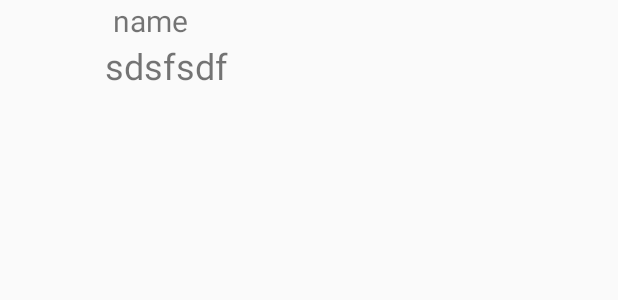
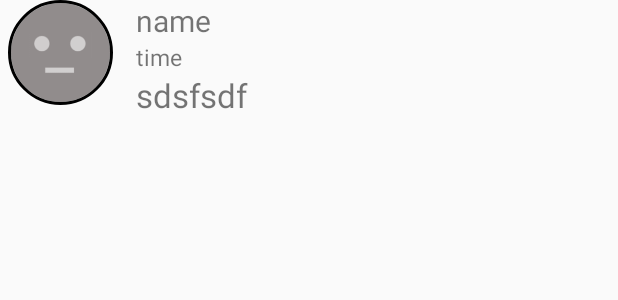
Before and after one commit to mahmoudelgamal1997/Shefaa, an Android app: the layout comment_shape.xml on its own in the app's theme, with its tools: preview values and no code run, on a phone screen of 412 x 824 dp. Shown: the top 300 px of the screen. Run offline under Robolectric (Android 15) with nearby library versions, the phone set to English and light mode, and no system bars.

```diff
--- a/app/src/main/res/layout/comment_shape.xml
+++ b/app/src/main/res/layout/comment_shape.xml
@@ -4,11 +4,18 @@
     android:layout_height="match_parent">
 
 
-    <ImageView
-        android:layout_width="50dp"
-        android:layout_height="50dp"
+
+    <de.hdodenhof.circleimageview.CircleImageView
+        xmlns:app="http://schemas.android.com/apk/res-auto"
         android:id="@+id/commentProfileImage"
-        />
+        android:src="@drawable/default_image"
+        android:layout_width="70dp"
+        android:layout_marginLeft="5dp"
+        android:layout_height="70dp"
+        app:civ_border_width="2dp"
+        app:civ_border_color="#FF000000"/>
+
+
     <TextView
         android:layout_width="wrap_content"
         android:layout_height="wrap_content"
@@ -17,17 +24,30 @@
         android:textSize="20dp"
         android:paddingLeft="5dp"
         android:layout_toRightOf="@+id/commentProfileImage"
-        android:layout_marginLeft="20dp"
+        android:layout_marginLeft="10dp"
+        />
+
+    <TextView
+        android:layout_width="wrap_content"
+        android:layout_height="wrap_content"
+        android:id="@+id/comment_Time"
+        android:text="time"
+        android:textSize="15dp"
+        android:paddingLeft="5dp"
+        android:layout_below="@+id/comment_userName"
+        android:layout_toRightOf="@+id/commentProfileImage"
+        android:layout_marginLeft="10dp"
         />
     <TextView
         android:layout_width="match_parent"
         android:layout_height="wrap_content"
         android:id="@+id/commentText"
-        android:layout_below="@+id/comment_userName"
+        android:layout_below="@+id/comment_Time"
         android:text="sdsfsdf"
-        android:textSize="24dp"
+        android:textSize="22dp"
         android:layout_toRightOf="@+id/commentProfileImage"
-        android:layout_marginLeft="20dp"
+        android:layout_marginLeft="10dp"
+        android:paddingLeft="5dp"
         />
 
 </RelativeLayout>
```
Also changed, not shown: app/src/main/java/com/example2017/android/shefaa/Comments.java (+77 -8 lines), app/src/main/java/com/example2017/android/shefaa/Posts.java (+25 -1 lines), app/src/main/res/layout/activity_comments.xml (+9 -0 lines), app/src/main/res/layout/post_shape.xml (+12 -0 lines).
